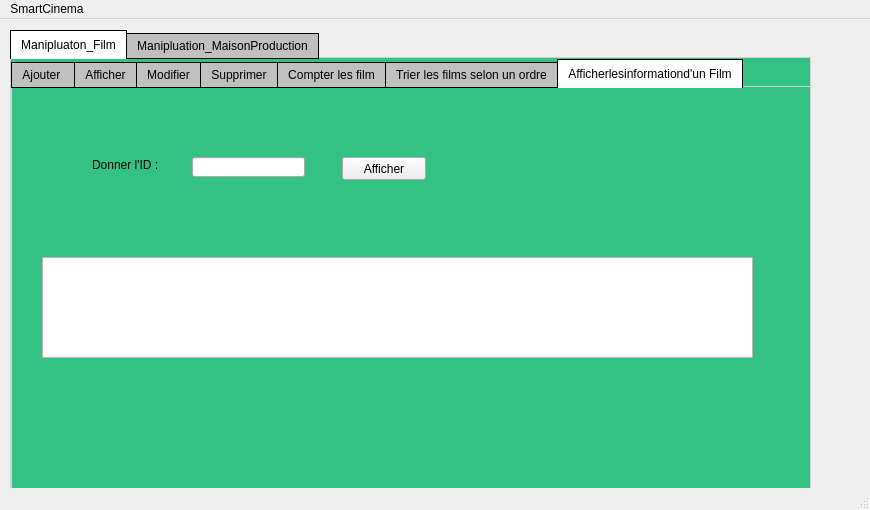
The window that mainwindow.ui (seif-el-islem-bensib/Smart_Cinema) describes before a commit, drawn with Qt 5.
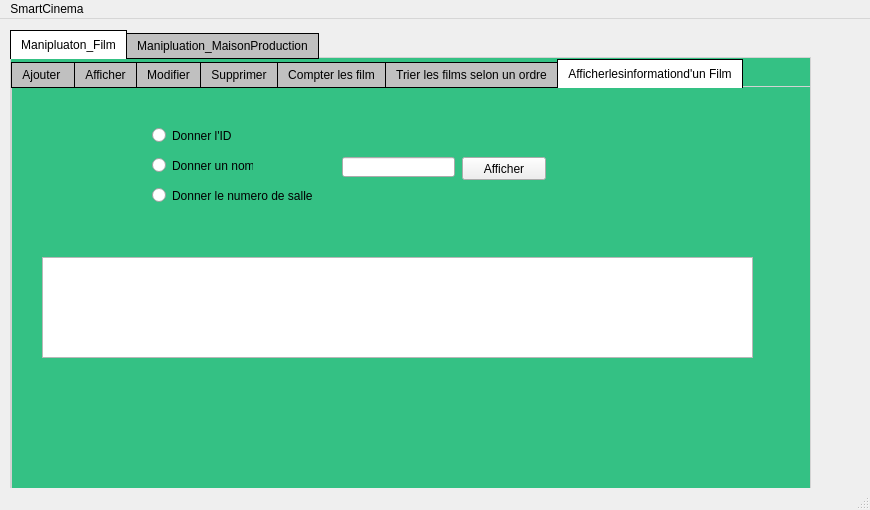
The same window after the commit. The open tabs and pages were chosen to show the change.

Diff of the .ui file:
```diff
--- a/mainwindow.ui
+++ b/mainwindow.ui
@@ -737,6 +737,32 @@
          </rect>
         </property>
        </widget>
+       <widget class="QLabel" name="label_26">
+        <property name="geometry">
+         <rect>
+          <x>140</x>
+          <y>160</y>
+          <width>47</width>
+          <height>13</height>
+         </rect>
+        </property>
+        <property name="text">
+         <string>min</string>
+        </property>
+       </widget>
+       <widget class="QLabel" name="label_29">
+        <property name="geometry">
+         <rect>
+          <x>290</x>
+          <y>160</y>
+          <width>47</width>
+          <height>13</height>
+         </rect>
+        </property>
+        <property name="text">
+         <string>max</string>
+        </property>
+       </widget>
       </widget>
       <widget class="QWidget" name="tab_5">
        <attribute name="title">
@@ -819,34 +845,21 @@
          </rect>
         </property>
        </widget>
-       <widget class="QLabel" name="label_26">
-        <property name="geometry">
-         <rect>
-          <x>80</x>
-          <y>70</y>
-          <width>71</width>
-          <height>16</height>
-         </rect>
-        </property>
-        <property name="text">
-         <string>Donner l'ID :</string>
-        </property>
-       </widget>
        <widget class="QLineEdit" name="ID1">
         <property name="geometry">
          <rect>
-          <x>180</x>
-          <y>70</y>
-          <width>113</width>
-          <height>20</height>
-         </rect>
-        </property>
-       </widget>
-       <widget class="QPushButton" name="afficher1">
-        <property name="geometry">
-         <rect>
           <x>330</x>
           <y>70</y>
+          <width>113</width>
+          <height>20</height>
+         </rect>
+        </property>
+       </widget>
+       <widget class="QPushButton" name="afficher1">
+        <property name="geometry">
+         <rect>
+          <x>450</x>
+          <y>70</y>
           <width>84</width>
           <height>23</height>
          </rect>
@@ -855,6 +868,58 @@
          <string>Afficher</string>
         </property>
        </widget>
+       <widget class="QLabel" name="label_28">
+        <property name="geometry">
+         <rect>
+          <x>30</x>
+          <y>70</y>
+          <width>81</width>
+          <height>20</height>
+         </rect>
+        </property>
+        <property name="text">
+         <string/>
+        </property>
+       </widget>
+       <widget class="QRadioButton" name="rechercherparid">
+        <property name="geometry">
+         <rect>
+          <x>140</x>
+          <y>40</y>
+          <width>82</width>
+          <height>17</height>
+         </rect>
+        </property>
+        <property name="text">
+         <string>Donner l'ID </string>
+        </property>
+       </widget>
+       <widget class="QRadioButton" name="recherceparnom">
+        <property name="geometry">
+         <rect>
+          <x>140</x>
+          <y>70</y>
+          <width>101</width>
+          <height>17</height>
+         </rect>
+        </property>
+        <property name="text">
+         <string>Donner un nom </string>
+        </property>
+       </widget>
+       <widget class="QRadioButton" name="rechercheparns">
+        <property name="geometry">
+         <rect>
+          <x>140</x>
+          <y>100</y>
+          <width>161</width>
+          <height>17</height>
+         </rect>
+        </property>
+        <property name="text">
+         <string>Donner le numero de salle </string>
+        </property>
+       </widget>
       </widget>
      </widget>
     </widget>
```
Left out of the diff: 31 changed lines with no effect on the pictures.
